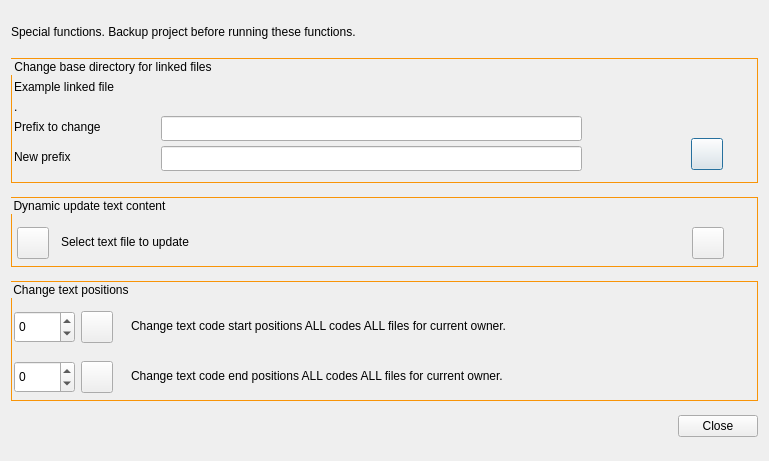
Above: GUI_UIs/ui_special_functions.ui from ccbogel/QualCoder before the change. Below: the same form after it.
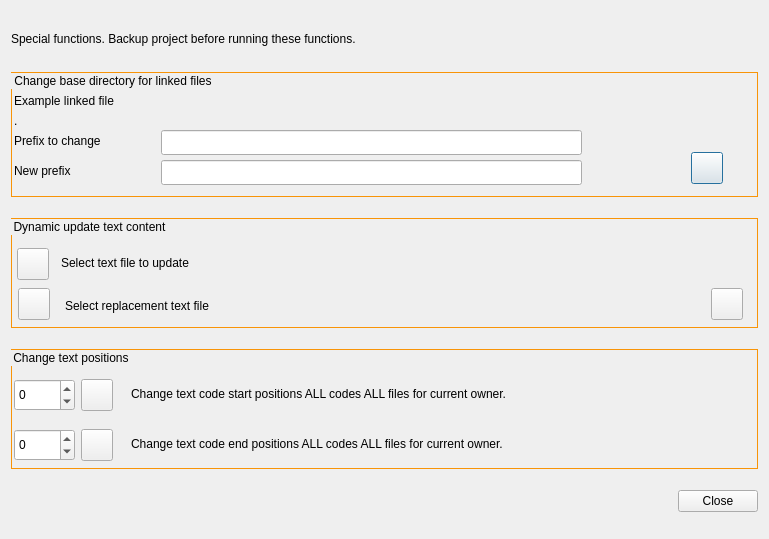
That is the form after the change.

Patch:
```diff
--- a/GUI_UIs/ui_special_functions.ui
+++ b/GUI_UIs/ui_special_functions.ui
@@ -7,7 +7,7 @@
     <x>0</x>
     <y>0</y>
     <width>769</width>
-    <height>461</height>
+    <height>539</height>
    </rect>
   </property>
   <property name="windowTitle">
@@ -145,13 +145,13 @@
      <property name="minimumSize">
       <size>
        <width>0</width>
-       <height>70</height>
+       <height>110</height>
       </size>
      </property>
      <property name="maximumSize">
       <size>
        <width>16777215</width>
-       <height>70</height>
+       <height>110</height>
       </size>
      </property>
      <property name="styleSheet">
@@ -163,8 +163,8 @@
      <widget class="QPushButton" name="pushButton_text_update">
       <property name="geometry">
        <rect>
-        <x>681</x>
-        <y>30</y>
+        <x>700</x>
+        <y>70</y>
         <width>32</width>
         <height>32</height>
        </rect>
@@ -195,6 +195,38 @@
         <height>32</height>
        </rect>
       </property>
+      <property name="toolTip">
+       <string>Select text file to update</string>
+      </property>
+      <property name="text">
+       <string/>
+      </property>
+     </widget>
+     <widget class="QLabel" name="label_text_update_info_2">
+      <property name="geometry">
+       <rect>
+        <x>54</x>
+        <y>73</y>
+        <width>621</width>
+        <height>30</height>
+       </rect>
+      </property>
+      <property name="text">
+       <string>Select replacement text file</string>
+      </property>
+     </widget>
+     <widget class="QPushButton" name="pushButton_select_replacement_text_file">
+      <property name="geometry">
+       <rect>
+        <x>7</x>
+        <y>70</y>
+        <width>32</width>
+        <height>32</height>
+       </rect>
+      </property>
+      <property name="toolTip">
+       <string>Select replacement text file</string>
+      </property>
       <property name="text">
        <string/>
       </property>
```
Left out of the diff: 12 changed lines with no effect on the pictures.
